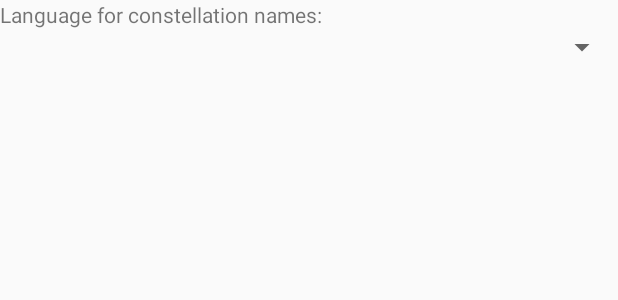
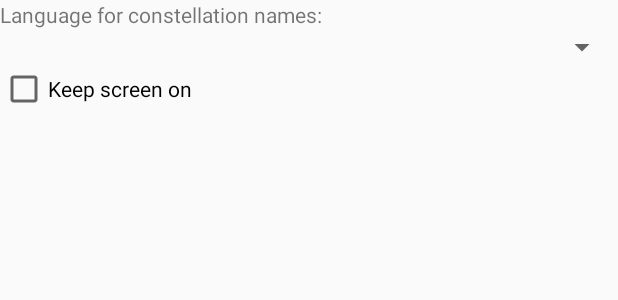
Before and after one commit to tengel/AndroidPlanisphere, an Android app: the layout settings_dialog.xml on its own in the app's theme, with its tools: preview values and no code run, on a phone screen of 412 x 824 dp. Shown: the top 300 px of the screen. Run offline under Robolectric (Android 15) with nearby library versions, the phone set to English and light mode, and no system bars.

Commit message:
add option "keep screen on"

```diff
--- a/app/src/main/java/org/tengel/planisphere/dialog/SettingsDialog.java
+++ b/app/src/main/java/org/tengel/planisphere/dialog/SettingsDialog.java
@@ -8,6 +8,7 @@ import android.os.Bundle;
 import android.view.LayoutInflater;
 import android.view.View;
 import android.widget.ArrayAdapter;
+import android.widget.CheckBox;
 import android.widget.Spinner;
 import org.tengel.planisphere.R;
 import org.tengel.planisphere.Settings;
@@ -41,6 +42,8 @@ public class SettingsDialog extends DialogFragment
         View view = inflater.inflate(R.layout.settings_dialog, null);
         builder.setView(view);
         final Spinner spinner = (Spinner) view.findViewById(R.id.const_langauge);
+        final CheckBox keepScreen = (CheckBox) view.findViewById(R.id.keepScreenOn);
+        keepScreen.setChecked(Settings.instance().getKeepScreenOn());
         ArrayAdapter<CharSequence> adapter = ArrayAdapter.createFromResource(this.getContext(),
                                                                              R.array.const_language,
                                                                              android.R.layout.simple_spinner_item);
@@ -52,6 +55,7 @@ public class SettingsDialog extends DialogFragment
             public void onClick(DialogInterface dialog, int id)
             {
                 Settings.instance().setConstLanguage(spinner.getSelectedItemPosition());
+                Settings.instance().setKeepScreenOn(keepScreen.isChecked());
                 mListener.update();
             }
         });
--- a/app/src/main/res/layout/settings_dialog.xml
+++ b/app/src/main/res/layout/settings_dialog.xml
@@ -14,4 +14,10 @@
         android:layout_width="match_parent"
         android:layout_height="wrap_content"
         android:spinnerMode="dropdown"/>
+
+    <CheckBox
+        android:id="@+id/keepScreenOn"
+        android:layout_width="match_parent"
+        android:layout_height="wrap_content"
+        android:text="@string/keep_screen_on" />
 </LinearLayout>
--- a/app/src/main/res/values/strings.xml
+++ b/app/src/main/res/values/strings.xml
@@ -52,6 +52,7 @@
     <string name="lang_english">English</string>
     <string name="lang_german">German</string>
     <string name="lang_chinese">Chinese</string>
+    <string name="keep_screen_on">Keep screen on</string>
 
     <string name="about_text"><![CDATA[
     <h1>Planisphere</h1>
```
Also changed, not shown: app/src/main/java/org/tengel/planisphere/MainActivity.java (+9 -0 lines), app/src/main/java/org/tengel/planisphere/Settings.java (+14 -0 lines), 3 other files.
